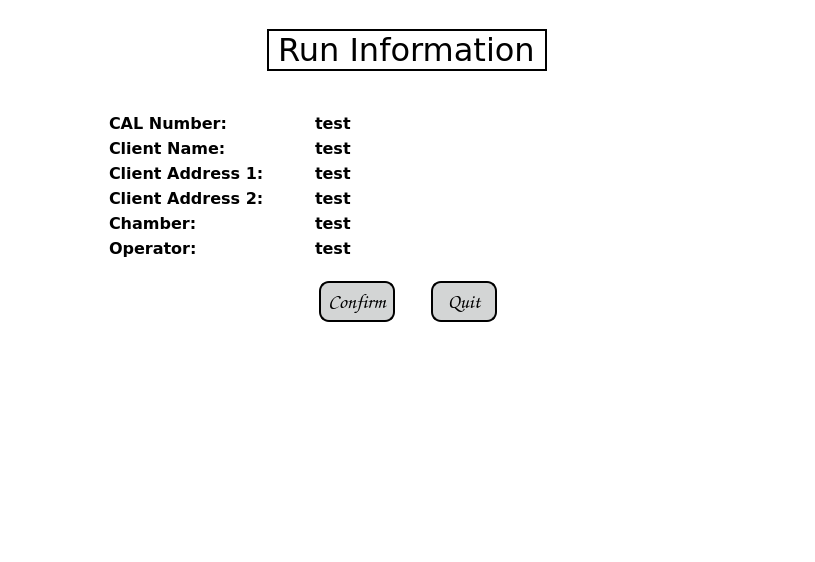
Old version of the form app/gui/resources/run_info.ui in the repository JasonLaux/DC-Boxjelly.
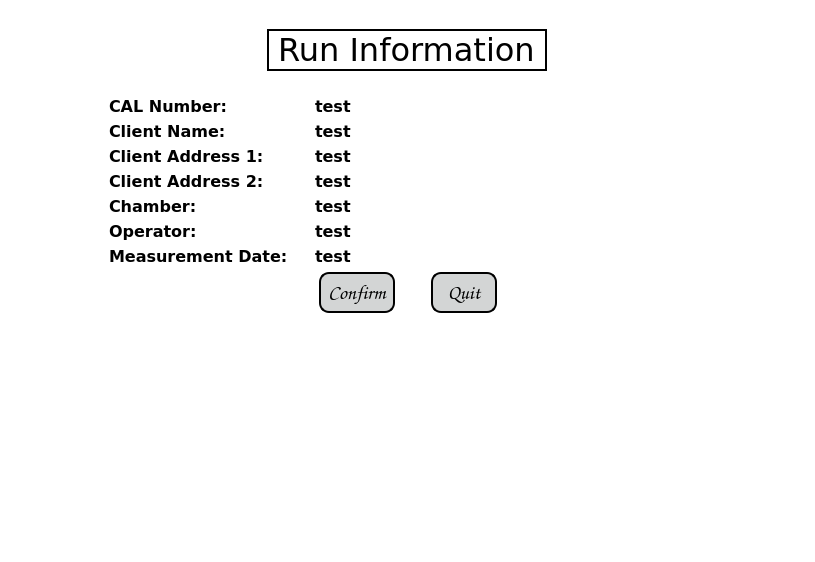
New version of the form.

Commit message: added measurement date

Patch:
```diff
--- a/app/gui/resources/run_info.ui
+++ b/app/gui/resources/run_info.ui
@@ -111,8 +111,8 @@
           </property>
           <property name="sizeHint" stdset="0">
            <size>
-            <width>20</width>
-            <height>40</height>
+            <width>564</width>
+            <height>13</height>
            </size>
           </property>
          </spacer>
@@ -359,7 +359,7 @@
            </layout>
           </item>
           <item>
-           <layout class="QHBoxLayout" name="horizontalLayout_13">
+           <layout class="QHBoxLayout" name="horizontalLayout_16">
             <item>
              <widget class="QLabel" name="operatorLabel">
               <property name="sizePolicy">
@@ -404,6 +404,52 @@
             </item>
            </layout>
           </item>
+          <item>
+           <layout class="QHBoxLayout" name="horizontalLayout_13">
+            <item>
+             <widget class="QLabel" name="measurementLabel">
+              <property name="sizePolicy">
+               <sizepolicy hsizetype="Expanding" vsizetype="Expanding">
+                <horstretch>0</horstretch>
+                <verstretch>0</verstretch>
+               </sizepolicy>
+              </property>
+              <property name="maximumSize">
+               <size>
+                <width>200</width>
+                <height>16777215</height>
+               </size>
+              </property>
+              <property name="font">
+               <font>
+                <family>Verdana</family>
+                <pointsize>12</pointsize>
+                <weight>75</weight>
+                <bold>true</bold>
+               </font>
+              </property>
+              <property name="text">
+               <string>Measurement Date:</string>
+              </property>
+             </widget>
+            </item>
+            <item>
+             <widget class="QLabel" name="measurementLine">
+              <property name="font">
+               <font>
+                <family>Verdana</family>
+                <pointsize>12</pointsize>
+                <weight>75</weight>
+                <bold>true</bold>
+               </font>
+              </property>
+              <property name="text">
+               <string>test</string>
+              </property>
+             </widget>
+            </item>
+           </layout>
+          </item>
          </layout>
         </item>
         <item>
@@ -413,8 +459,8 @@
           </property>
           <property name="sizeHint" stdset="0">
            <size>
-            <width>20</width>
-            <height>40</height>
+            <width>564</width>
+            <height>13</height>
            </size>
           </property>
          </spacer>
```
